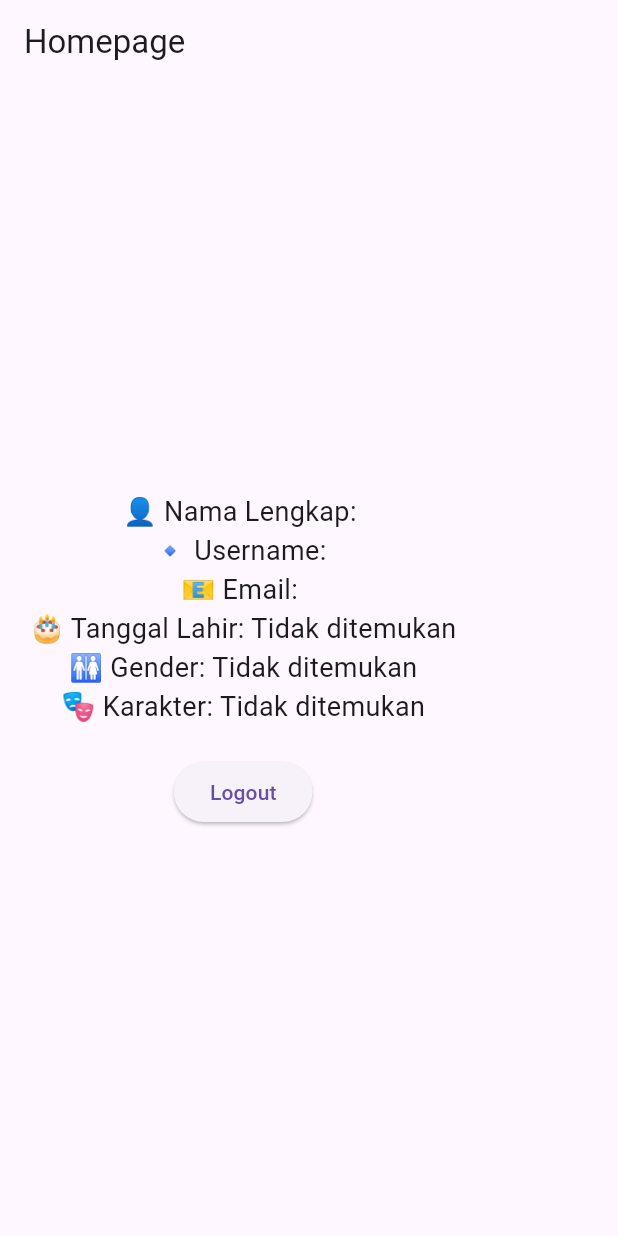
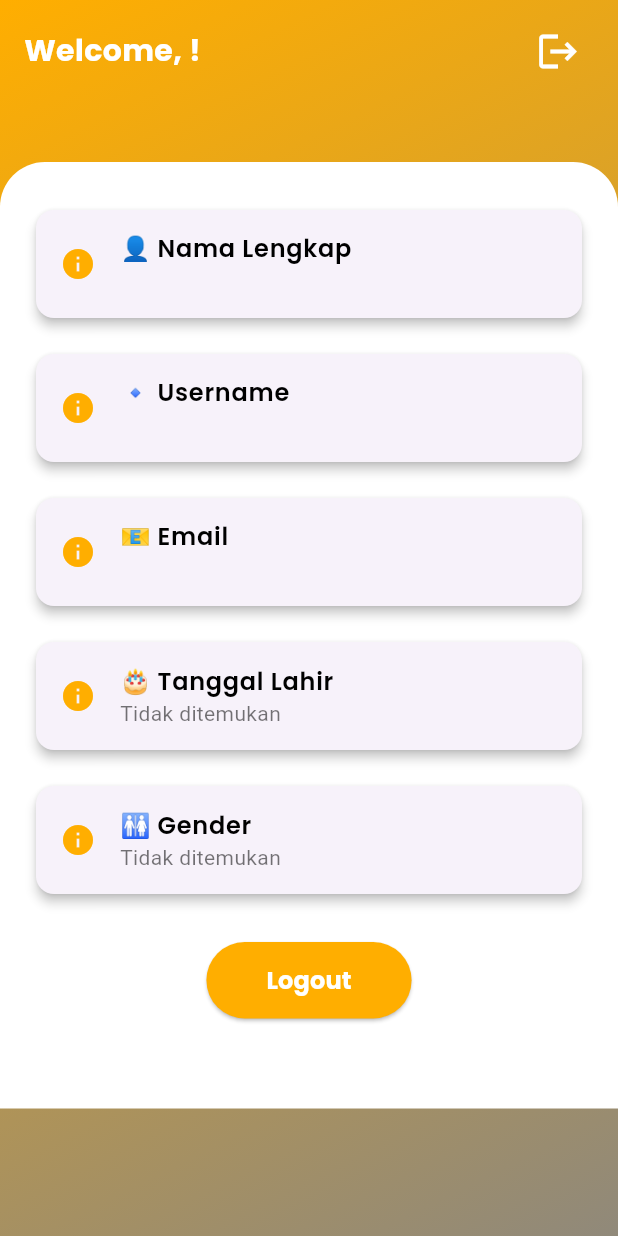
Before and after one commit to HansAgung/ProjectTA-Mob---MathPlay-Gasing-, a Flutter app: the Homepage screen opened directly, on a phone screen of 412 x 824 dp. Run offline on Flutter 3.47's test engine with Material 3 defaults, Android fonts, the phone set to English and light mode, and no system bars; our stand-ins replace shared_preferences; accounts and stored records are empty; network calls fail; Roboto replaces fonts that are missing (Poppins-Regular).

Commit message:
Update for HomePage Interface

```diff
--- /dev/null
+++ b/devtools_options.yaml
@@ -0,0 +1,3 @@
+description: This file stores settings for Dart & Flutter DevTools.
+documentation: https://docs.flutter.dev/tools/devtools/extensions#configure-extension-enablement-states
+extensions:
--- a/lib/src/features/presentation/Features/homepage.dart
+++ b/lib/src/features/presentation/Features/homepage.dart
@@ -1,6 +1,7 @@
 import 'package:flutter/material.dart';
 import 'package:mathgasing_v1/src/features/presentation/Authentication/login_page.dart';
 import 'package:shared_preferences/shared_preferences.dart';
+import 'package:mathgasing_v1/src/shared/Utils/app_colors.dart';
 
 class Homepage extends StatefulWidget {
   const Homepage({super.key});
@@ -31,7 +32,7 @@ class _HomepageState extends State<Homepage> {
       email = prefs.getString('email') ?? "Tidak ditemukan";
       birthDate = prefs.getString('birthDate') ?? "Tidak ditemukan";
       gender = prefs.getString('gender') ?? "Tidak ditemukan";
-      character = prefs.getString('character') ?? "Tidak ditemukan";
+      character = prefs.getString('character') ?? "";
     });
   }
 
@@ -46,24 +47,139 @@ class _HomepageState extends State<Homepage> {
   @override
   Widget build(BuildContext context) {
     return Scaffold(
-      appBar: AppBar(title: Text("Homepage")),
-      body: Padding(
-        padding: EdgeInsets.all(20),
-        child: Column(
-          mainAxisAlignment: MainAxisAlignment.center,
-          children: [
-            Text("👤 Nama Lengkap: $fullName", style: TextStyle(fontSize: 18)),
-            Text("🔹 Username: $username", style: TextStyle(fontSize: 18)),
-            Text("📧 Email: $email", style: TextStyle(fontSize: 18)),
-            Text("🎂 Tanggal Lahir: $birthDate", style: TextStyle(fontSize: 18)),
-            Text("🚻 Gender: $gender", style: TextStyle(fontSize: 18)),
-            Text("🎭 Karakter: $character", style: TextStyle(fontSize: 18)),
-            SizedBox(height: 20),
-            ElevatedButton(
-              onPressed: _logout,
-              child: Text("Logout"),
+      body: Stack(
+        children: [
+          // 🔹 Background
+          Container(
+            width: double.infinity,
+            height: double.infinity,
+            decoration: const BoxDecoration(
+              gradient: LinearGradient(
+                colors: [AppColors.primaryColor, AppColors.thirdColor],
+                begin: Alignment.topLeft,
+                end: Alignment.bottomRight,
+              ),
             ),
-          ],
+          ),
+
+          // 🔹 Konten utama (Scrollable)
+          SafeArea(
+            child: SingleChildScrollView(
+              child: Column(
+                children: [
+                  // 🔹 AppBar Custom
+                  Padding(
+                    padding: const EdgeInsets.symmetric(horizontal: 16, vertical: 10),
+                    child: Row(
+                      mainAxisAlignment: MainAxisAlignment.spaceBetween,
+                      children: [
+                        Text(
+                          "Welcome, $username!",
+                          style: const TextStyle(
+                            fontSize: 20,
+                            fontFamily: 'Poppins-Bold',
+                            color: Colors.white,
+                          ),
+                        ),
+                        IconButton(
+                          icon: const Icon(Icons.logout, color: Colors.white, size: 30),
+                          onPressed: _logout,
+                        ),
+                      ],
+                    ),
+                  ),
+
+                  const SizedBox(height: 20),
+
+                  // 🔹 Gambar Karakter
+                  if (character.isNotEmpty)
+                    CircleAvatar(
+                      radius: 60,
+                      backgroundImage: AssetImage(character),
+                      backgroundColor: Colors.white,
+                    ),
+
+                  const SizedBox(height: 20),
+
+                  // 🔹 Card Informasi Pengguna
+                  Container(
+                    width: double.infinity,
+                    padding: const EdgeInsets.symmetric(horizontal: 20, vertical: 20),
+                    decoration: const BoxDecoration(
+                      color: Colors.white,
+                      borderRadius: BorderRadius.only(
+                        topLeft: Radius.circular(30),
+                        topRight: Radius.circular(30),
+                      ),
+                    ),
+                    child: Column(
+                      children: [
+                        _buildUserInfo("👤 Nama Lengkap", fullName),
+                        _buildUserInfo("🔹 Username", username),
+                        _buildUserInfo("📧 Email", email),
+                        _buildUserInfo("🎂 Tanggal Lahir", birthDate),
+                        _buildUserInfo("🚻 Gender", gender),
+
+                        const SizedBox(height: 20),
+
+                        // 🔹 Tombol Logout
+                        ElevatedButton(
+                          onPressed: _logout,
+                          style: ElevatedButton.styleFrom(
+                            backgroundColor: AppColors.primaryColor,
+                            padding: const EdgeInsets.symmetric(vertical: 14, horizontal: 40),
+                            shape: RoundedRectangleBorder(
+                              borderRadius: BorderRadius.circular(30),
+                            ),
+                          ),
+                          child: const Text(
+                            "Logout",
+                            style: TextStyle(
+                              fontSize: 16,
+                              fontFamily: 'Poppins-Bold',
+                              color: Colors.white,
+                            ),
+                          ),
+                        ),
+
+                        const SizedBox(height: 40), // Memberikan ruang ekstra di bagian bawah
+                      ],
+                    ),
+                  ),
+                ],
+              ),
+            ),
+          ),
+        ],
+      ),
+    );
+  }
+
+  // 🔹 Widget untuk menampilkan informasi pengguna
+  Widget _buildUserInfo(String title, String value) {
+    return Padding(
+      padding: const EdgeInsets.symmetric(vertical: 8),
+      child: Card(
+        elevation: 3,
+        shape: RoundedRectangleBorder(borderRadius: BorderRadius.circular(12)),
+        child: ListTile(
+          leading: Icon(Icons.info, color: AppColors.primaryColor),
+          title: Text(
+            title,
+            style: const TextStyle(
+              fontSize: 16,
+              fontFamily: 'Poppins-SemiBold',
+              color: Colors.black,
+            ),
+          ),
+          subtitle: Text(
+            value,
+            style: const TextStyle(
+              fontSize: 14,
+              fontFamily: 'Poppins-Regular',
+              color: Colors.black54,
+            ),
+          ),
         ),
       ),
     );
```
